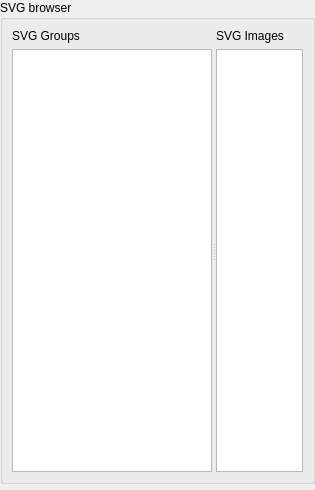
The window that src/ui/symbollayer/widget_svgselector.ui (carsmie/QGIS) describes before a commit, drawn with Qt 5.
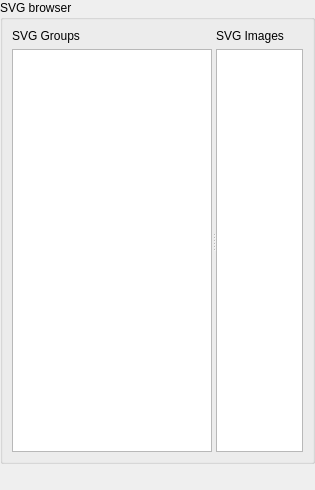
The same window after the commit. Custom widgets are drawn as their Qt base class.

Commit message: fix vertical spacer in SVG selector

Diff of the .ui file:
```diff
--- a/src/ui/symbollayer/widget_svgselector.ui
+++ b/src/ui/symbollayer/widget_svgselector.ui
@@ -26,13 +26,6 @@
    <property name="bottomMargin">
     <number>0</number>
    </property>
-   <item row="3" column="0" colspan="2">
-    <widget class="QgsSvgSourceLineEdit" name="mSvgSourceLineEdit" native="true">
-     <property name="focusPolicy">
-      <enum>Qt::StrongFocus</enum>
-     </property>
-    </widget>
-   </item>
    <item row="1" column="0" colspan="2">
     <widget class="QgsCollapsibleGroupBox" name="groupBox">
      <property name="sizePolicy">
@@ -50,7 +43,7 @@
         <property name="orientation">
          <enum>Qt::Horizontal</enum>
         </property>
-        <widget class="QWidget" name="">
+        <widget class="QWidget" name="layoutWidget">
          <layout class="QVBoxLayout" name="verticalLayout">
           <item>
            <widget class="QLabel" name="mGroupsLabel">
@@ -77,7 +70,7 @@
           </item>
          </layout>
         </widget>
-        <widget class="QWidget" name="">
+        <widget class="QWidget" name="layoutWidget">
          <layout class="QVBoxLayout" name="verticalLayout_2">
           <item>
            <widget class="QLabel" name="mImagesLabel">
@@ -139,7 +132,20 @@
      </layout>
     </widget>
    </item>
-   <item row="2" column="0">
+   <item row="2" column="0" colspan="2">
+    <widget class="QgsSvgSourceLineEdit" name="mSvgSourceLineEdit" native="true">
+     <property name="minimumSize">
+      <size>
+       <width>0</width>
+       <height>20</height>
+      </size>
+     </property>
+     <property name="focusPolicy">
+      <enum>Qt::StrongFocus</enum>
+     </property>
+    </widget>
+   </item>
+   <item row="3" column="0" colspan="2">
     <spacer name="verticalSpacer">
      <property name="orientation">
       <enum>Qt::Vertical</enum>
```
